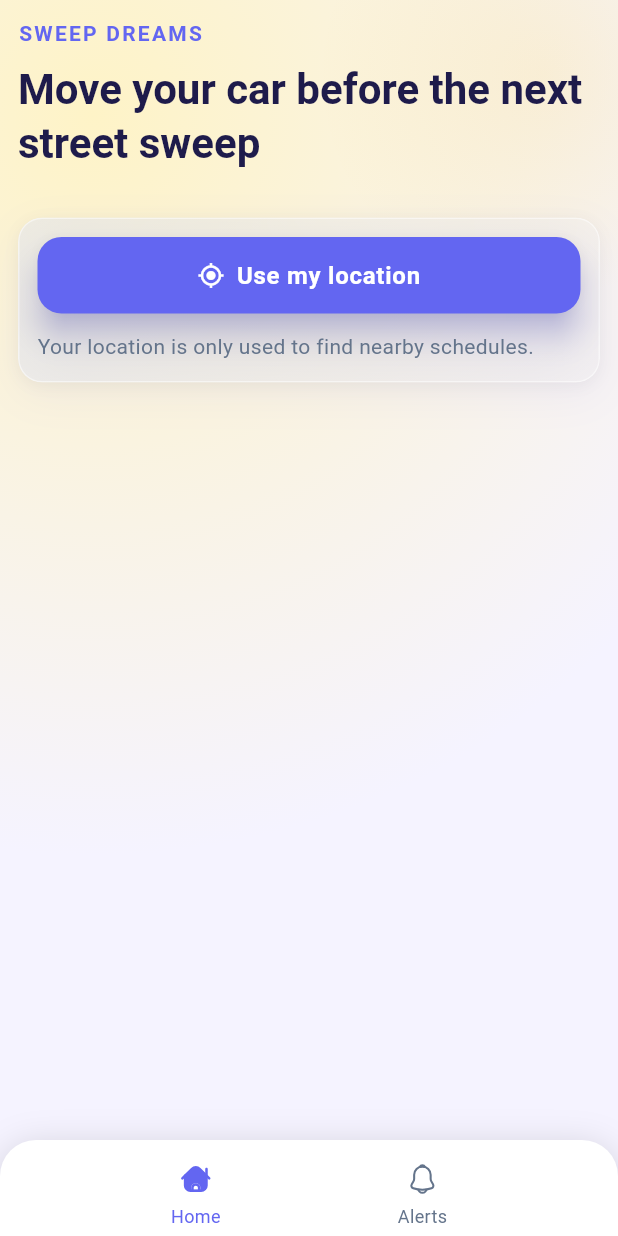
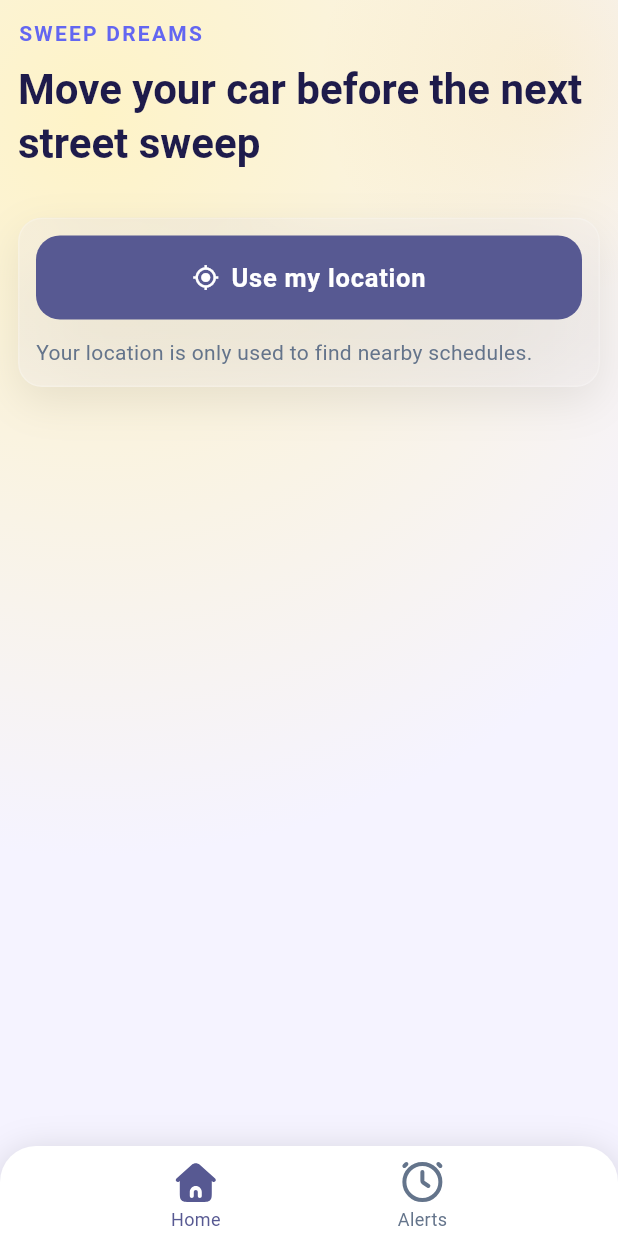
Before and after one commit to elucherini/sweep-dreams, a Flutter app: the screen it shows after launch, on a phone screen of 412 x 824 dp. Run offline on Flutter 3.47's test engine with Material 3 defaults, Android fonts, the phone set to English and light mode, and no system bars; our stand-ins replace firebase_core, firebase_messaging, flutter_svg, geolocator; missing offline and left inert: dart:html; accounts and stored records are empty; network calls fail.

Commit message:
Fixing visuals (#37)

```diff
--- a/flutter_app/lib/screens/main_shell.dart
+++ b/flutter_app/lib/screens/main_shell.dart
@@ -67,17 +67,15 @@ class _MainShellState extends State<MainShell> {
               children: [
                 _buildSvgNavItem(
                   index: 0,
-                  icon: 'assets/icons/home-20-svgrepo-com.svg',
-                  selectedIcon: 'assets/icons/home-20-svgrepo-com-filled.svg',
+                  icon: 'assets/icons/home-alt-svgrepo-com.svg',
+                  selectedIcon: 'assets/icons/home-alt-svgrepo-com-filled.svg',
                   label: 'Home',
                 ),
                 _buildSvgNavItem(
                   index: 1,
-                  icon: 'assets/icons/notification-svgrepo-com.svg',
-                  selectedIcon:
-                      'assets/icons/notification-svgrepo-com-filled.svg',
+                  icon: 'assets/icons/alarm-svgrepo-com.svg',
+                  selectedIcon: 'assets/icons/alarm-svgrepo-com-filled.svg',
                   label: 'Alerts',
-                  iconSize: 22,
                 ),
               ],
             ),
@@ -92,32 +90,26 @@ class _MainShellState extends State<MainShell> {
     required String icon,
     required String selectedIcon,
     required String label,
-    double iconSize = 28,
+    double iconSize = 32,
   }) {
     final isSelected = _selectedIndex == index;
-    final color = isSelected ? AppTheme.primaryColor : AppTheme.textMuted;
+    final color =
+        isSelected ? Theme.of(context).colorScheme.primary : AppTheme.textMuted;
 
     return GestureDetector(
       onTap: () => _onItemTapped(index),
       behavior: HitTestBehavior.opaque,
       child: Padding(
-        padding: const EdgeInsets.only(left: 20, right: 20, top: 10, bottom: 2),
+        padding: const EdgeInsets.only(left: 20, right: 20, top: 6, bottom: 0),
         child: Column(
           mainAxisSize: MainAxisSize.min,
           children: [
-            SizedBox(
-              width: 28,
-              height: 28,
-              child: Center(
-                child: SvgPicture.asset(
-                  isSelected ? selectedIcon : icon,
-                  colorFilter: ColorFilter.mode(color, BlendMode.srcIn),
-                  width: iconSize,
-                  height: iconSize,
-                ),
-              ),
+            SvgPicture.asset(
+              isSelected ? selectedIcon : icon,
+              colorFilter: ColorFilter.mode(color, BlendMode.srcIn),
+              width: iconSize,
+              height: iconSize,
             ),
-            const SizedBox(height: 2),
             Text(
               label,
               style: TextStyle(
--- a/flutter_app/lib/theme/app_theme.dart
+++ b/flutter_app/lib/theme/app_theme.dart
@@ -42,14 +42,15 @@ class AppTheme {
   static const double cardPadding = 12.0;
 
   static ThemeData get lightTheme {
+    final colorScheme = ColorScheme.fromSeed(
+      seedColor: primaryColor,
+      brightness: Brightness.light,
+      error: error,
+    );
+
     return ThemeData(
       useMaterial3: true,
-      colorScheme: ColorScheme.fromSeed(
-        seedColor: primaryColor,
-        primary: primaryColor,
-        surface: surface,
-        error: error,
-      ),
+      colorScheme: colorScheme,
       scaffoldBackgroundColor: background,
 
       // Text theme
@@ -89,54 +90,99 @@ class AppTheme {
         labelLarge: TextStyle(
           fontSize: 16,
           fontWeight: FontWeight.w600,
-          color: surface,
+          color: Colors.white,
         ),
       ),
 
       // Card theme
       cardTheme: CardThemeData(
         elevation: 0,
+        surfaceTintColor: Colors.transparent,
+        color: colorScheme.surfaceContainerHighest.withValues(alpha: 0.4),
         shape: RoundedRectangleBorder(
           borderRadius: BorderRadius.circular(16),
-          side: const BorderSide(color: border, width: 1),
+          side: BorderSide(
+            color: colorScheme.outlineVariant.withValues(alpha: 0.35),
+            width: 0.8,
+          ),
         ),
-        color: surface,
       ),
 
-      // Elevated button theme with glow effect
+      // Elevated button theme with flattened surface
       elevatedButtonTheme: ElevatedButtonThemeData(
         style: ElevatedButton.styleFrom(
-          backgroundColor: primaryColor,
-          foregroundColor: surface,
-          elevation: 8,
-          shadowColor: primaryColor.withValues(alpha: 0.5),
-          padding: const EdgeInsets.symmetric(horizontal: 24, vertical: 16),
+          backgroundColor: colorScheme.primary,
+          foregroundColor: colorScheme.onPrimary,
+          elevation: 0,
+          shadowColor: Colors.transparent,
+          surfaceTintColor: Colors.transparent,
+          padding: const EdgeInsets.symmetric(horizontal: 24, vertical: 14),
+          minimumSize: const Size.fromHeight(56),
           shape: RoundedRectangleBorder(
             borderRadius: BorderRadius.circular(16),
           ),
           textStyle: const TextStyle(
-            fontSize: 16,
+            fontSize: 17,
+            fontWeight: FontWeight.w700,
+            letterSpacing: 0.5,
+          ),
+        ),
+      ),
+
+      // Tonal filled buttons for secondary actions
+      filledButtonTheme: FilledButtonThemeData(
+        style: FilledButton.styleFrom(
+          backgroundColor: colorScheme.primaryContainer,
+          foregroundColor: colorScheme.onPrimaryContainer,
+          elevation: 0,
+          shadowColor: Colors.transparent,
+          padding: const EdgeInsets.symmetric(horizontal: 22, vertical: 12),
+          shape: RoundedRectangleBorder(
+            borderRadius: BorderRadius.circular(16),
+          ),
+          textStyle: const TextStyle(
+            fontSize: 15,
             fontWeight: FontWeight.w600,
-            letterSpacing: 0.5,
+            letterSpacing: 0.2,
           ),
         ),
       ),
 
       // Chip theme with enhanced selection
       chipTheme: ChipThemeData(
-        backgroundColor: primarySoft,
-        selectedColor: primaryColor,
-        labelStyle: const TextStyle(
+        backgroundColor:
+            colorScheme.surfaceContainerHighest.withValues(alpha: 0.4),
+        selectedColor: colorScheme.secondaryContainer,
+        labelStyle: TextStyle(
+          fontWeight: FontWeight.w600,
+          color: colorScheme.onSurface,
+        ),
+        secondaryLabelStyle: TextStyle(
           fontWeight: FontWeight.w700,
-          color: primaryColor,
+          color: colorScheme.onSecondaryContainer,
         ),
-        selectedShadowColor: primaryColor.withValues(alpha: 0.5),
+        selectedShadowColor: Colors.transparent,
+        shadowColor: Colors.transparent,
         shape: RoundedRectangleBorder(
           borderRadius: BorderRadius.circular(16),
-          side: const BorderSide(color: border),
+          side: BorderSide(
+            color: colorScheme.outlineVariant.withValues(alpha: 0.35),
+            width: 0.8,
+          ),
         ),
-        padding: const EdgeInsets.symmetric(horizontal: 14, vertical: 10),
-        elevation: 2,
+        padding: const EdgeInsets.symmetric(horizontal: 12, vertical: 8),
+        elevation: 0,
+      ),
+
+      // List tiles with softer padding/shape
+      listTileTheme: ListTileThemeData(
+        contentPadding: const EdgeInsets.symmetric(horizontal: 12, vertical: 4),
+        shape: RoundedRectangleBorder(
+          borderRadius: BorderRadius.circular(14),
+        ),
+        tileColor: colorScheme.surfaceContainerHighest.withValues(alpha: 0.2),
+        selectedTileColor: colorScheme.secondaryContainer,
+        selectedColor: colorScheme.onSecondaryContainer,
       ),
     );
   }
--- a/flutter_app/lib/widgets/frosted_card.dart
+++ b/flutter_app/lib/widgets/frosted_card.dart
@@ -1,11 +1,6 @@
 import 'dart:ui';
-
 import 'package:flutter/material.dart';
 
-import '../theme/app_theme.dart';
-
-/// A translucent, frosted glass card with backdrop blur and soft elevation.
-/// Inspired by iOS system blur materials.
 class FrostedCard extends StatelessWidget {
   final Widget child;
   final double borderRadius;
@@ -16,82 +11,73 @@ class FrostedCard extends StatelessWidget {
     super.key,
     required this.child,
     this.borderRadius = 16,
-    this.blurSigma = 20,
+    this.blurSigma = 28, // usually higher than you think
     this.enableBlur = true,
   });
 
   @override
   Widget build(BuildContext context) {
-    return Container(
+    final cs = Theme.of(context).colorScheme;
+
+    return DecoratedBox(
       decoration: BoxDecoration(
         borderRadius: BorderRadius.circular(borderRadius),
         boxShadow: [
           BoxShadow(
-            color: AppTheme.primaryColor.withValues(alpha: 0.08),
+            color: Colors.black.withValues(alpha: 0.08),
             blurRadius: 24,
-            offset: const Offset(0, 8),
-            spreadRadius: 0,
-          ),
-          BoxShadow(
-            color: Colors.black.withValues(alpha: 0.04),
-            blurRadius: 8,
-            offset: const Offset(0, 2),
-            spreadRadius: 0,
+            offset: const Offset(0, 10),
           ),
         ],
       ),
       child: ClipRRect(
         borderRadius: BorderRadius.circular(borderRadius),
-        child: _buildContent(context),
+        child: Stack(
+          fit: StackFit.passthrough,
+          children: [
+            if (enableBlur)
+              Positioned.fill(
+                child: BackdropFilter(
+                  filter:
+                      ImageFilter.blur(sigmaX: blurSigma, sigmaY: blurSigma),
+                  child: const SizedBox(),
                 ),
-    );
-  }
+              ),
 
-  Widget _buildContent(BuildContext context) {
-    final innerDecoration = BoxDecoration(
-      gradient: LinearGradient(
-        begin: Alignment.topLeft,
-        end: Alignment.bottomRight,
-        colors: [
-          AppTheme.primarySoft.withValues(alpha: 0.4),
-          Colors.white.withValues(alpha: 0.2),
-        ],
-      ),
-      borderRadius: BorderRadius.circular(borderRadius),
-      border: Border.all(
-        color: Colors.white.withValues(alpha: 0.5),
-        width: 1,
-      ),
-    );
-
-    if (enableBlur) {
-      return BackdropFilter(
-        filter: ImageFilter.blur(sigmaX: blurSigma, sigmaY: blurSigma),
-        child: Container(
-          decoration: innerDecoration,
-          child: child,
-        ),
-      );
-    }
-
-    // Without blur, use a more opaque background for better visibility
-    return Container(
+            // Glass fill: gradient (top more opaque).
+            Positioned.fill(
+              child: DecoratedBox(
                 decoration: BoxDecoration(
                   gradient: LinearGradient(
                     begin: Alignment.topLeft,
                     end: Alignment.bottomRight,
                     colors: [
-            AppTheme.primarySoft.withValues(alpha: 0.6),
-            Colors.white.withValues(alpha: 0.4),
+                      cs.surface.withValues(alpha: 0.28),
+                      cs.surface.withValues(alpha: 0.18),
                     ],
                   ),
-        borderRadius: BorderRadius.circular(borderRadius),
+                ),
+              ),
+            ),
+
+            // Border stroke (1px-ish) + your edge lighting if desired.
+            Positioned.fill(
+              child: DecoratedBox(
+                decoration: BoxDecoration(
                   border: Border.all(
-          color: Colors.white.withValues(alpha: 0.6),
+                    color: Colors.white.withValues(alpha: 0.22),
                     width: 1,
                   ),
+                  borderRadius: BorderRadius.circular(borderRadius),
                 ),
-      child: child,
+              ),
+            ),
+
+            // Content
+            child,
+          ],
+        ),
+      ),
     );
   }
 }
```
Also changed, not shown: flutter_app/lib/screens/home_screen.dart (+55 -23 lines), flutter_app/lib/widgets/base_card.dart (+9 -9 lines), flutter_app/lib/widgets/schedule_card.dart (+22 -14 lines), flutter_app/lib/widgets/time_until_badge.dart (+8 -7 lines), flutter_app/pubspec.yaml (+9 -4 lines), flutter_app/assets/icon.png (added), flutter_app/assets/icons/alarm-svgrepo-com-filled.svg (added), flutter_app/assets/icons/alarm-svgrepo-com.svg (added), flutter_app/assets/icons/home-20-svgrepo-com-filled.svg (deleted), flutter_app/assets/icons/home-20-svgrepo-com.svg (deleted), flutter_app/assets/icons/home-alt-svgrepo-com-filled.svg (added), flutter_app/assets/icons/home-alt-svgrepo-com.svg (added), flutter_app/assets/icons/notification-svgrepo-com-filled.svg (deleted), flutter_app/assets/icons/notification-svgrepo-com.svg (deleted), 40 other files. Lines whose indentation alone changed are shown as unchanged.
